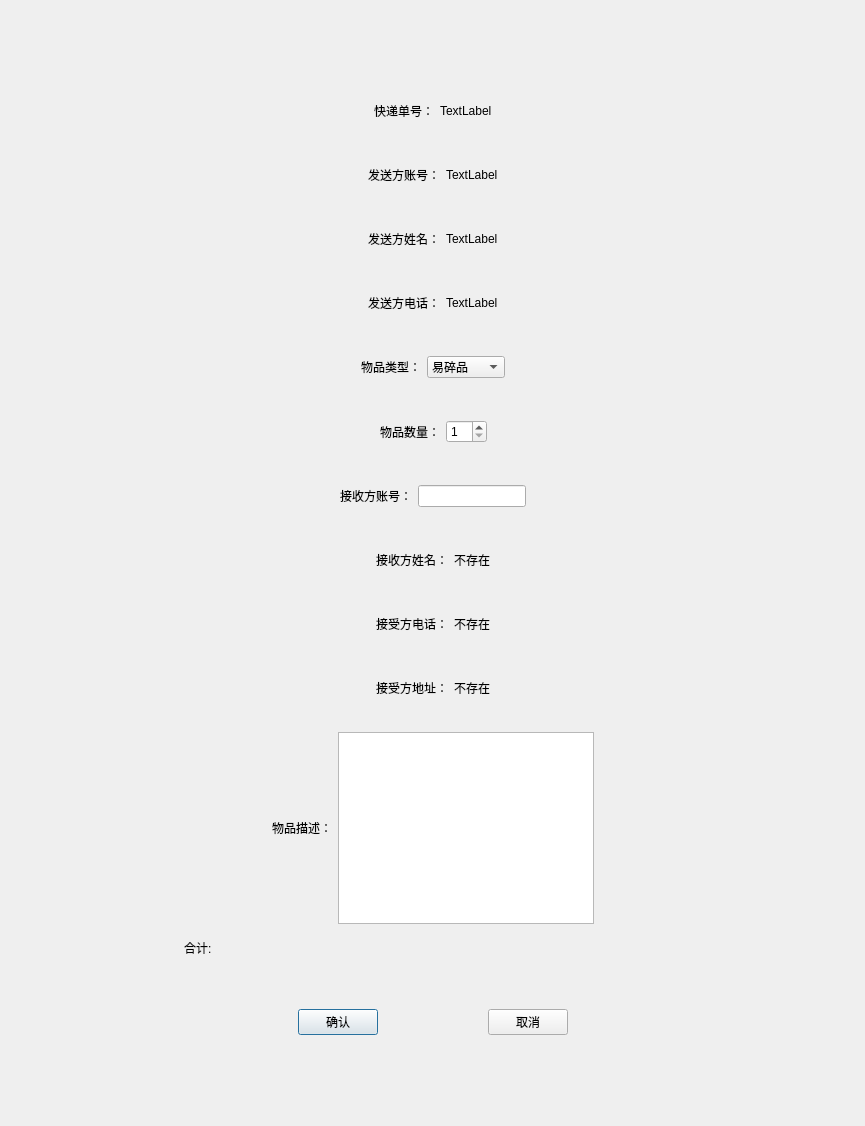
Old version of the form Problem_3/Client/sendpackagewindow.ui in the repository P0werWeirdo/CPP-BigHomework.
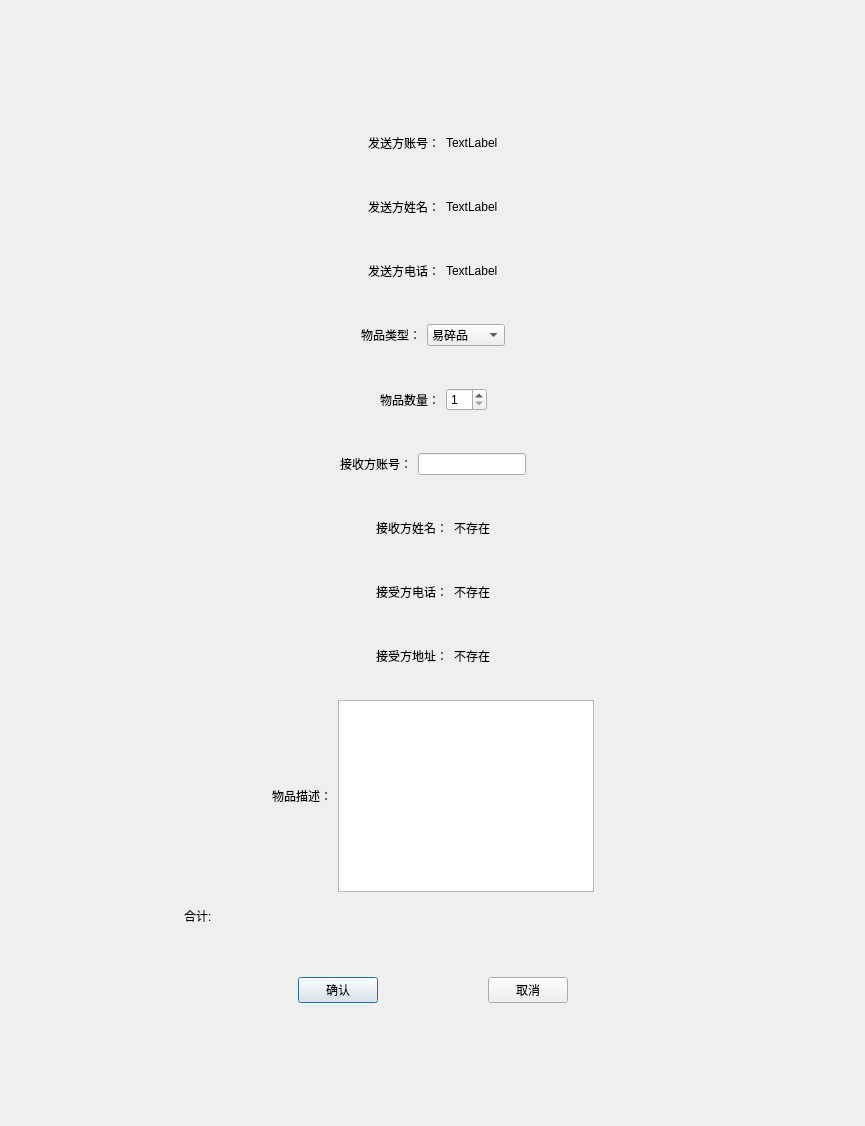
New version of the form.

Diff of the .ui file:
```diff
--- a/Problem_3/Client/sendpackagewindow.ui
+++ b/Problem_3/Client/sendpackagewindow.ui
@@ -46,64 +46,6 @@
       <item>
        <widget class="QWidget" name="widget_3" native="true">
         <layout class="QVBoxLayout" name="verticalLayout">
-         <item>
-          <widget class="QWidget" name="widget_18" native="true">
-           <layout class="QHBoxLayout" name="horizontalLayout_15">
-            <item>
-             <spacer name="horizontalSpacer_16">
-              <property name="orientation">
-               <enum>Qt::Horizontal</enum>
-              </property>
-              <property name="sizeHint" stdset="0">
-               <size>
-                <width>75</width>
-                <height>40</height>
-               </size>
-              </property>
-             </spacer>
-            </item>
-            <item>
-             <widget class="QWidget" name="widget_19" native="true">
-              <layout class="QHBoxLayout" name="horizontalLayout_16">
-               <item>
-                <widget class="QLabel" name="label_13">
-                 <property name="sizePolicy">
-                  <sizepolicy hsizetype="Fixed" vsizetype="Preferred">
-                   <horstretch>0</horstretch>
-                   <verstretch>0</verstretch>
-                  </sizepolicy>
-                 </property>
-                 <property name="text">
-                  <string>快递单号：</string>
-                 </property>
-                </widget>
-               </item>
-               <item>
-                <widget class="QLabel" name="Index_label">
-                 <property name="text">
-                  <string>TextLabel</string>
-                 </property>
-                </widget>
-               </item>
-              </layout>
-             </widget>
-            </item>
-            <item>
-             <spacer name="horizontalSpacer_18">
-              <property name="orientation">
-               <enum>Qt::Horizontal</enum>
-              </property>
-              <property name="sizeHint" stdset="0">
-               <size>
-                <width>74</width>
-                <height>40</height>
-               </size>
-              </property>
-             </spacer>
-            </item>
-           </layout>
-          </widget>
-         </item>
          <item>
           <widget class="QWidget" name="widget_20" native="true">
            <layout class="QHBoxLayout" name="horizontalLayout_17">
```
